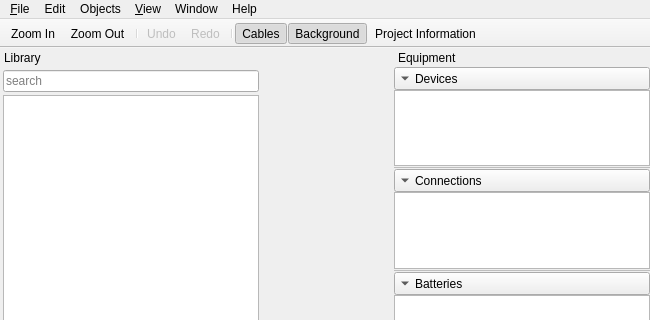
uliss/patch_scene, file mainwindow.ui: the form before one commit; both pictures show x 0 to 650 and y 0 to 320 of the 650 by 682 pixel window.
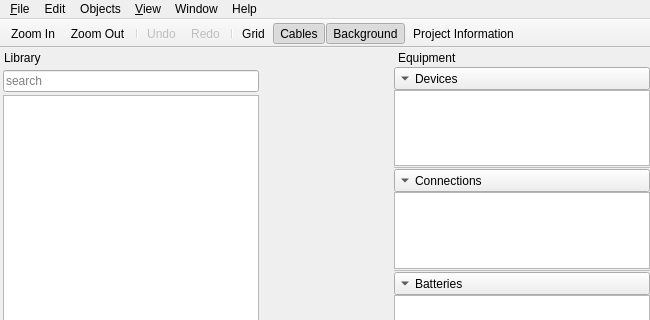
The form after the commit. Icons and pictures are not drawn.

Patch:
```diff
--- a/mainwindow.ui
+++ b/mainwindow.ui
@@ -72,6 +72,7 @@
    <addaction name="actionUndo"/>
    <addaction name="actionRedo"/>
    <addaction name="separator"/>
+   <addaction name="actionShowGrid"/>
    <addaction name="actionShowCables"/>
    <addaction name="actionShowBackground"/>
    <addaction name="actionProjectInfo"/>
```
